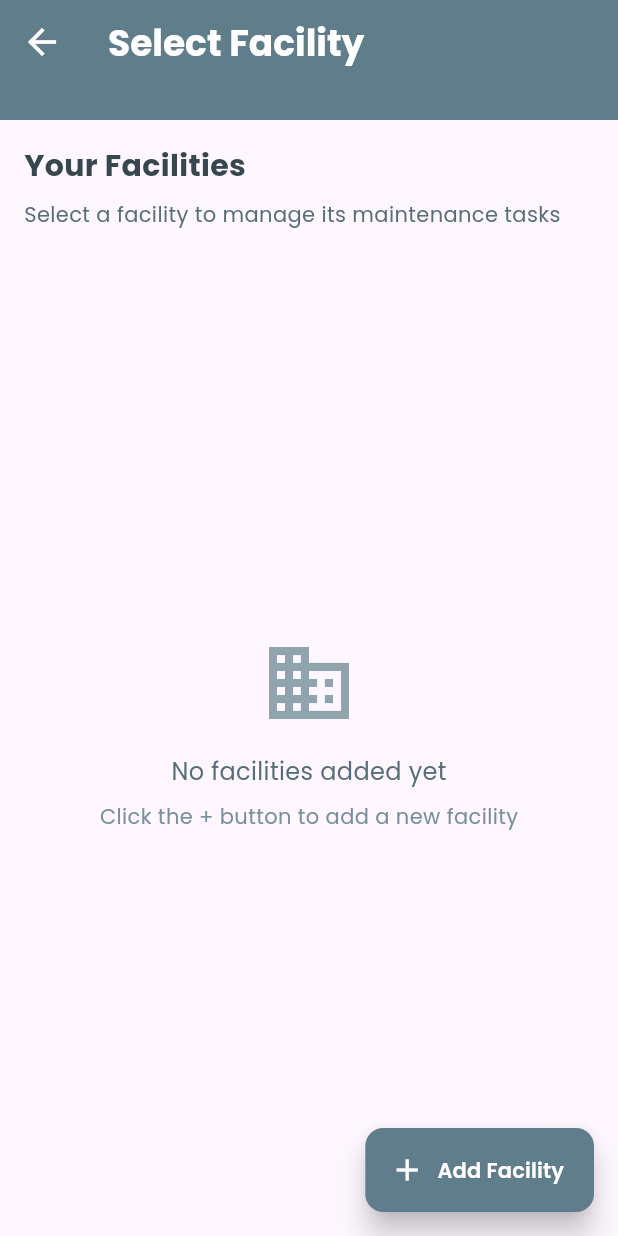
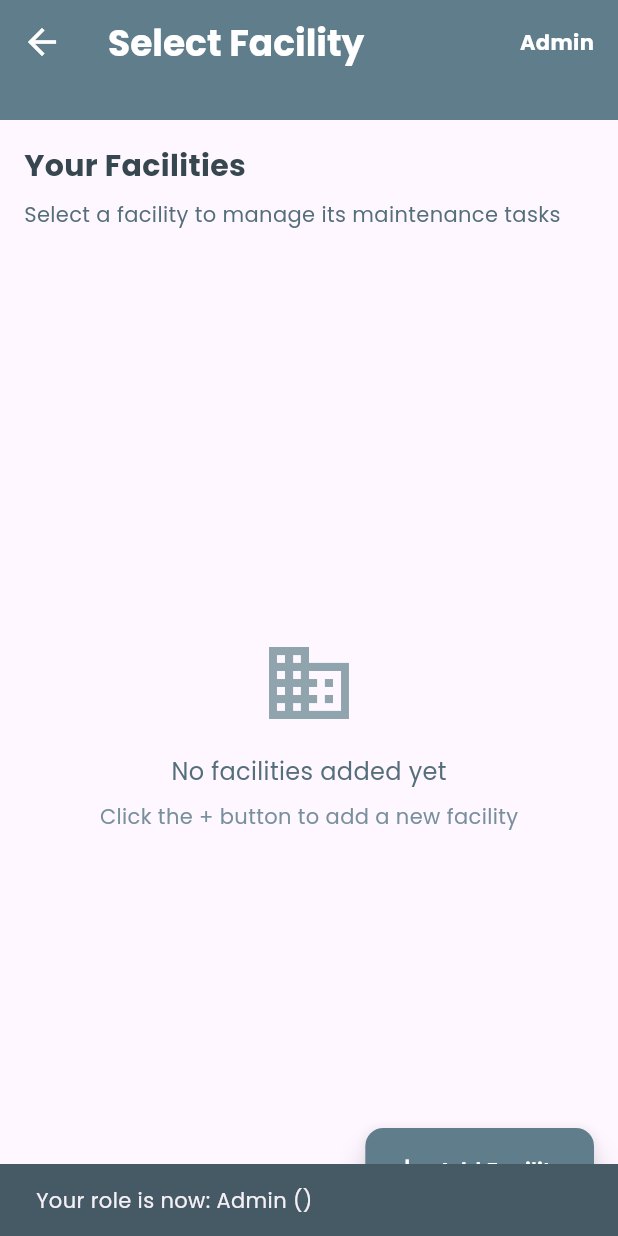
Before and after one commit to Fabrone/Cmms, a Flutter app: the screen it shows after launch, after a tap on "Sign Up", after a tap on "Already have an account? Log In", on a phone screen of 412 x 824 dp. Run offline on Flutter 3.47's test engine with Material 3 defaults, Android fonts, the phone set to English and light mode, and no system bars; our stand-ins replace cloud_firestore, cloud_functions, dio, file_picker, firebase_auth, firebase_core and 10 more; missing offline and left inert: flutter_pdfview; accounts and stored records are empty.

Commit message:
Updating dashboard after solving the Technician error

```diff
--- a/lib/screens/dashboard_screen.dart
+++ b/lib/screens/dashboard_screen.dart
@@ -27,6 +27,9 @@ import 'package:logger/logger.dart';
 import 'package:cmms/authentication/login_screen.dart';
 import 'package:flutter/foundation.dart' show kIsWeb;
 
+// Add this import at the top of the file
+import 'dart:async';
+
 class DashboardScreen extends StatefulWidget {
   final String facilityId;
   final String role;
@@ -41,11 +44,14 @@ class DashboardScreenState extends State<DashboardScreen> {
   final logger = Logger(printer: PrettyPrinter());
   final GlobalKey<ScaffoldMessengerState> _messengerKey = GlobalKey<ScaffoldMessengerState>();
   final GlobalKey<ScaffoldState> _scaffoldKey = GlobalKey<ScaffoldState>();
-  String? _currentRole;
+  String _currentRole = 'User';
   bool _isDeveloper = false;
   String? _selectedFacilityId;
-  String? _organization;
+  String _organization = '-';
   bool _isFacilitySelectionActive = true;
+
+  // Stream subscriptions for role listeners
+  List<StreamSubscription<DocumentSnapshot>> _roleSubscriptions = [];
 
   @override
   void initState() {
@@ -56,245 +62,150 @@ class DashboardScreenState extends State<DashboardScreen> {
     _selectedFacilityId = widget.facilityId.isNotEmpty ? widget.facilityId : null;
     _isFacilitySelectionActive = widget.facilityId.isEmpty;
 
-    _initializeRoleListeners();
+    // Initialize role checking
+    _checkUserRole();
   }
 
-  Future<void> _initializeRoleListeners() async {
+  @override
+  void dispose() {
+    // Cancel all stream subscriptions
+    for (var subscription in _roleSubscriptions) {
+      subscription.cancel();
+    }
+    super.dispose();
+  }
+
+  // Comprehensive role checking system
+  Future<void> _checkUserRole() async {
     final user = FirebaseAuth.instance.currentUser;
     if (user == null) {
       _redirectToLogin('No user logged in');
       return;
     }
 
-    logger.i('Initializing role for UID: ${user.uid}');
+    logger.i('Checking roles for user: ${user.uid}');
 
+    // Cancel any existing subscriptions
+    for (var subscription in _roleSubscriptions) {
+      subscription.cancel();
+    }
+    _roleSubscriptions = [];
+
+    // Set up real-time listeners for all role collections
+    _setupRoleListener('Admins', user.uid);
+    _setupRoleListener('Developers', user.uid);
+    _setupRoleListener('Technicians', user.uid);
+    _setupRoleListener('Users', user.uid);
+
+    // Initial role check
+    await _updateUserRole(user.uid);
+  }
+
+  // Set up a real-time listener for a specific role collection
+  void _setupRoleListener(String collection, String uid) {
+    final stream = FirebaseFirestore.instance
+        .collection(collection)
+        .doc(uid)
+        .snapshots();
+
+    final subscription = stream.listen(
+      (snapshot) {
+        logger.i('Role update detected in $collection for $uid');
+        _updateUserRole(uid);
+      },
+      onError: (error) {
+        logger.e('Error in $collection listener: $error');
+      }
+    );
+
+    _roleSubscriptions.add(subscription);
+  }
+
+  // Comprehensive role update logic
+  Future<void> _updateUserRole(String uid) async {
     try {
-      // Check collections in order of priority
-      final adminDoc = await FirebaseFirestore.instance
-          .collection('Admins')
-          .doc(user.uid)
-          .get();
+      logger.i('Updating user role for $uid');
 
-      final developerDoc = await FirebaseFirestore.instance
-          .collection('Developers')
-          .doc(user.uid)
-          .get();
+      // Get all role documents
+      final adminDoc = await FirebaseFirestore.instance.collection('Admins').doc(uid).get();
+      final developerDoc = await FirebaseFirestore.instance.collection('Developers').doc(uid).get();
+      final technicianDoc = await FirebaseFirestore.instance.collection('Technicians').doc(uid).get();
+      final userDoc = await FirebaseFirestore.instance.collection('Users').doc(uid).get();
 
-      final technicianDoc = await FirebaseFirestore.instance
-          .collection('Technicians')
-          .doc(user.uid)
-          .get();
+      // Determine role based on priority
+      String newRole = 'User';
+      String newOrg = '-';
+      bool isDev = false;
 
-      final userDoc = await FirebaseFirestore.instance
-          .collection('Users')
-          .doc(user.uid)
-          .get();
+      // Log document existence for debugging
+      logger.i('Role documents: Admin=${adminDoc.exists}, Developer=${developerDoc.exists}, Technician=${technicianDoc.exists}, User=${userDoc.exists}');
 
+      if (adminDoc.exists) {
+        // Admin has highest priority
+        newRole = 'Admin';
+        final adminData = adminDoc.data();
+        newOrg = adminData?['organization'] ?? '-';
+        logger.i('User is an Admin for organization: $newOrg');
+      }
+      else if (developerDoc.exists) {
+        // Developer is treated as Technician for JV Almacis
+        newRole = 'Technician';
+        newOrg = 'JV Almacis';
+        isDev = true;
+        logger.i('User is a Developer (treated as Technician) for JV Almacis');
+      }
+      else if (technicianDoc.exists) {
+        // Regular Technician
+        newRole = 'Technician';
+        final techData = technicianDoc.data();
+        newOrg = techData?['organization'] ?? '-';
+        logger.i('User is a Technician for organization: $newOrg');
+      }
+      else if (userDoc.exists) {
+        // Check if user has Technician role in Users collection
+        final userData = userDoc.data();
+        if (userData != null && userData['role'] == 'Technician') {
+          newRole = 'Technician';
+          newOrg = '-';
+          logger.i('User has Technician role in Users collection');
+        } else {
+          newRole = 'User';
+          newOrg = '-';
+          logger.i('User has regular User role');
+        }
+      }
+
+      // Update state if mounted and role has changed
       if (mounted) {
         setState(() {
-          _isDeveloper = developerDoc.exists;
+          _currentRole = newRole;
+          _organization = newOrg;
+          _isDeveloper = isDev;
+        });
 
-          Map<String, dynamic>? userData;
-          Map<String, dynamic>? adminData;
-          Map<String, dynamic>? techData;
+        logger.i('Role updated: $_currentRole, Organization: $_organization, IsDeveloper: $_isDeveloper');
 
-          // Check admin first - highest priority
-          if (adminDoc.exists) {
-            _currentRole = 'Admin';
-            adminData = adminDoc.data();
-            _organization = adminData?['organization'] ?? '-';
-            logger.i('User is an Admin with organization: $_organization');
-          }
-          // Then check if user is BOTH developer AND technician
-          else if (developerDoc.exists && technicianDoc.exists) {
-            _currentRole = 'Technician';
-            techData = technicianDoc.data();
-            _organization = techData?['organization'] ?? 'JV Almacis';
-            logger.i('User is both Developer and Technician with organization: $_organization');
-          }
-          // Then check developer only
-          else if (developerDoc.exists) {
-            _currentRole = 'Technician'; // Developers are treated as Technicians
-            _organization = 'JV Almacis'; // Developers are under JV Almacis
-            logger.i('User is a Developer treated as Technician for JV Almacis');
-          }
-          // Then check regular technician
-          else if (technicianDoc.exists) {
-            _currentRole = 'Technician';
-            techData = technicianDoc.data();
-            _organization = techData?['organization'] ?? '-';
-            logger.i('User is a regular Technician with organization: $_organization');
-          }
-          // Finally check user collection for technician role
-          else if (userDoc.exists) {
-            userData = userDoc.data();
-            if (userData?['role'] == 'Technician') {
-              _currentRole = 'Technician';
-              _organization = '-'; // Default organization for Users collection technicians
-              logger.i('User has Technician role in Users collection with organization: $_organization');
-            } else {
-              _currentRole = 'User';
-              _organization = '-';
-              logger.i('User has default User role');
-            }
-          }
-          // Default to User
-          else {
-            _currentRole = 'User';
-            _organization = '-';
-            logger.i('User has default User role');
-          }
-
-          logger.i(
-            'Initial role set: $_currentRole, Organization: $_organization, IsDeveloper: $_isDeveloper, AdminDoc: ${adminDoc.exists}, TechnicianDoc: ${technicianDoc.exists}, DeveloperDoc: ${developerDoc.exists}, UserRole: ${userDoc.exists ? (userData?['role'] ?? 'N/A') : 'N/A'}',
-          );
-        });
+        // Show notification of role change
+        _messengerKey.currentState?.showSnackBar(
+          SnackBar(
+            content: Text(
+              'Your role is now: $_currentRole${_organization != '-' ? ' ($_organization)' : ''}',
+              style: GoogleFonts.poppins(),
+            ),
+            duration: const Duration(seconds: 3),
+            backgroundColor: Colors.blueGrey[700],
+          ),
+        );
       }
-
-      _listenToRoleChanges(user.uid);
     } catch (e) {
-      logger.e('Error initializing role: $e');
+      logger.e('Error updating user role: $e');
       if (mounted) {
         setState(() {
           _currentRole = 'User';
           _organization = '-';
+          _isDeveloper = false;
         });
       }
-    }
-  }
-
-  void _listenToRoleChanges(String uid) {
-    // Listen to all role collections and update based on priority
-    FirebaseFirestore.instance
-        .collection('Admins')
-        .doc(uid)
-        .snapshots()
-        .listen((adminSnapshot) {
-      _updateRoleFromSnapshots(uid);
-    }, onError: (e) {
-      logger.e('Error listening to Admins role: $e');
-    });
-
-    FirebaseFirestore.instance
-        .collection('Developers')
-        .doc(uid)
-        .snapshots()
-        .listen((developerSnapshot) {
-      _updateRoleFromSnapshots(uid);
-    }, onError: (e) {
-      logger.e('Error listening to Developers role: $e');
-    });
-
-    FirebaseFirestore.instance
-        .collection('Technicians')
-        .doc(uid)
-        .snapshots()
-        .listen((technicianSnapshot) {
-      _updateRoleFromSnapshots(uid);
-    }, onError: (e) {
-      logger.e('Error listening to Technicians role: $e');
-    });
-
-    FirebaseFirestore.instance
-        .collection('Users')
-        .doc(uid)
-        .snapshots()
-        .listen((userSnapshot) {
-      _updateRoleFromSnapshots(uid);
-    }, onError: (e) {
-      logger.e('Error listening to Users role: $e');
-    });
-
-    // Only listen to auth state changes, don't redirect on logout
-    FirebaseAuth.instance.authStateChanges().listen((user) {
-      if (user == null && mounted) {
-        logger.w('User logged out, but not redirecting from dashboard');
-        // Don't automatically redirect - let user navigate manually
-      }
-    });
-  }
-
-  // Centralized method to update role based on all snapshots
-  Future<void> _updateRoleFromSnapshots(String uid) async {
-    if (!mounted) return;
-
-    try {
-      // Get fresh data from all collections
-      final adminDoc = await FirebaseFirestore.instance
-          .collection('Admins')
-          .doc(uid)
-          .get();
-
-      final developerDoc = await FirebaseFirestore.instance
-          .collection('Developers')
-          .doc(uid)
-          .get();
-
-      final technicianDoc = await FirebaseFirestore.instance
-          .collection('Technicians')
-          .doc(uid)
-          .get();
-
-      final userDoc = await FirebaseFirestore.instance
-          .collection('Users')
-          .doc(uid)
-          .get();
-
-      if (mounted) {
-        setState(() {
-          _isDeveloper = developerDoc.exists;
-
-          Map<String, dynamic>? userData;
-          Map<String, dynamic>? adminData;
-          Map<String, dynamic>? techData;
-
-          // Apply role priority logic
-          if (adminDoc.exists) {
-            _currentRole = 'Admin';
-            adminData = adminDoc.data();
-            _organization = adminData?['organization'] ?? '-';
-            logger.i('Role updated to Admin with organization: $_organization');
-          }
-          else if (developerDoc.exists && technicianDoc.exists) {
-            _currentRole = 'Technician';
-            techData = technicianDoc.data();
-            _organization = techData?['organization'] ?? 'JV Almacis';
-            logger.i('Role updated to Developer+Technician with organization: $_organization');
-          }
-          else if (developerDoc.exists) {
-            _currentRole = 'Technician';
-            _organization = 'JV Almacis';
-            logger.i('Role updated to Developer (treated as Technician) for JV Almacis');
-          }
-          else if (technicianDoc.exists) {
-            _currentRole = 'Technician';
-            techData = technicianDoc.data();
-            _organization = techData?['organization'] ?? '-';
-            logger.i('Role updated to regular Technician with organization: $_organization');
-          }
-          else if (userDoc.exists) {
-            userData = userDoc.data();
-            if (userData?['role'] == 'Technician') {
-              _currentRole = 'Technician';
-              _organization = '-';
-              logger.i('Role updated to Technician from Users collection');
-            } else {
-              _currentRole = 'User';
-              _organization = '-';
-              logger.i('Role updated to User');
-            }
-          }
-          else {
-            _currentRole = 'User';
-            _organization = '-';
-            logger.i('Role updated to default User');
-          }
-
-          logger.i('Role update complete: $_currentRole, Organization: $_organization, IsDeveloper: $_isDeveloper');
-        });
-      }
-    } catch (e) {
-      logger.e('Error updating role from snapshots: $e');
     }
   }
 
@@ -507,9 +418,7 @@ class DashboardScreenState extends State<DashboardScreen> {
     },
     'User': {
       '-': [
-        'Facilities', 'Locations', 'Schedule Maintenance', 'Preventive Maintenance',
-        'Reports', 'Price Lists', 'Work on Request', 'Work Orders', 'Equipment Supplied',
-        'Inventory and Parts', 'Billing', 'Settings'
+        'Facilities', 'Settings'
       ],
     },
   };
@@ -518,7 +427,7 @@ class DashboardScreenState extends State<DashboardScreen> {
   Widget build(BuildContext context) {
     final screenWidth = MediaQuery.of(context).size.width;
     final isTabletOrWeb = screenWidth > 600;
-    final displayRole = _currentRole ?? 'User';
+    final displayRole = _currentRole;
     final isFacilitySelected = _selectedFacilityId != null && _selectedFacilityId!.isNotEmpty;
 
     return PopScope(
@@ -576,6 +485,20 @@ class DashboardScreenState extends State<DashboardScreen> {
               ),
               backgroundColor: Colors.blueGrey,
               actions: [
+                // Show role indicator
+                Padding(
+                  padding: const EdgeInsets.only(right: 16.0),
+                  child: Center(
+                    child: Text(
+                      _currentRole,
+                      style: GoogleFonts.poppins(
+                        color: Colors.white,
+                        fontWeight: FontWeight.bold,
+                      ),
+                    ),
+                  ),
+                ),
+                // Admin-specific actions
                 if (_currentRole == 'Admin' && isFacilitySelected)
                   Padding(
                     padding: const EdgeInsets.only(right: 8.0),
@@ -692,6 +615,39 @@ class DashboardScreenState extends State<DashboardScreen> {
       child: Column(
         children: [
           _buildAppIcon(),
+          // Role indicator
+          Container(
+            padding: const EdgeInsets.symmetric(vertical: 8, horizontal: 16),
+            margin: const EdgeInsets.only(bottom: 8),
+            decoration: BoxDecoration(
+              color: Colors.blueGrey[100],
+              borderRadius: BorderRadius.circular(4),
+            ),
+            child: Row(
+              mainAxisAlignment: MainAxisAlignment.center,
+              children: [
+                Icon(
+                  _currentRole == 'Admin'
+                      ? Icons.admin_panel_settings
+                      : _currentRole == 'Technician'
+                          ? Icons.engineering
+                          : Icons.person,
+                  color: Colors.blueGrey[800],
+                ),
+                const SizedBox(width: 8),
+                Expanded(
+                  child: Text(
+                    '$_currentRole${_organization != '-' ? ' ($_organization)' : ''}',
+                    style: GoogleFonts.poppins(
+                      fontWeight: FontWeight.bold,
+                      color: Colors.blueGrey[800],
+                    ),
+                    overflow: TextOverflow.ellipsis,
+                  ),
+                ),
+              ],
+            ),
+          ),
           Expanded(child: ListView(children: _buildMenuItems())),
         ],
       ),
@@ -705,6 +661,39 @@ class DashboardScreenState extends State<DashboardScreen> {
       child: Column(
         children: [
           _buildAppIcon(),
+          // Role indicator
+          Container(
+            padding: const EdgeInsets.symmetric(vertical: 8, horizontal: 16),
+            margin: const EdgeInsets.symmetric(horizontal: 16, vertical: 8),
+            decoration: BoxDecoration(
+              color: Colors.blueGrey[100],
+              borderRadius: BorderRadius.circular(4),
+            ),
+            child: Row(
+              mainAxisAlignment: MainAxisAlignment.center,
+              children: [
+                Icon(
+                  _currentRole == 'Admin'
+                      ? Icons.admin_panel_settings
+                      : _currentRole == 'Technician'
+                          ? Icons.engineering
+                          : Icons.person,
+                  color: Colors.blueGrey[800],
+                ),
+                const SizedBox(width: 8),
+                Expanded(
+                  child: Text(
+                    '$_currentRole${_organization != '-' ? ' ($_organization)' : ''}',
+                    style: GoogleFonts.poppins(
+                      fontWeight: FontWeight.bold,
+                      color: Colors.blueGrey[800],
+                    ),
+                    overflow: TextOverflow.ellipsis,
+                  ),
+                ),
+              ],
+            ),
+          ),
           Expanded(
             child: ListView(
               children: _buildMenuItems(),
@@ -716,11 +705,24 @@ class DashboardScreenState extends State<DashboardScreen> {
   }
 
   List<Widget> _buildMenuItems() {
-    final role = _currentRole ?? 'User';
-    final org = _organization ?? '-';
+    final role = _currentRole;
+    final org = _organization;
 
     // Get menu items based on role and organization
-    final allowedItems = _roleMenuAccess[role]?[org] ?? _roleMenuAccess['User']!['-']!;
+    List<String> allowedItems = [];
+
+    // First check if this specific role+org combination exists
+    if (_roleMenuAccess.containsKey(role) && _roleMenuAccess[role]!.containsKey(org)) {
+      allowedItems = _roleMenuAccess[role]![org]!;
+    }
+    // If not found, try with default org '-'
+    else if (_roleMenuAccess.containsKey(role) && _roleMenuAccess[role]!.containsKey('-')) {
+      allowedItems = _roleMenuAccess[role]!['-']!;
+    }
+    // Fallback to User role with default org
+    else {
+      allowedItems = _roleMenuAccess['User']!['-']!;
+    }
 
     logger.i('Building menu items for role: $role, organization: $org, allowed items: ${allowedItems.length}');
 
@@ -743,7 +745,7 @@ class DashboardScreenState extends State<DashboardScreen> {
           ListTile(
             leading: Icon(icon, color: Colors.blueGrey),
             title: Text(title, style: GoogleFonts.poppins()),
-            onTap: _resetFacilitySelection,
+            onTap: _refreshFacilitiesView,
           ),
         );
         continue;
@@ -801,8 +803,8 @@ class DashboardScreenState extends State<DashboardScreen> {
       return;
     }
 
-    final role = _currentRole ?? 'User';
-    if (role == 'User') {
+    // Special handling for Settings - always accessible
+    if (title != 'Settings' && title != 'Facilities' && _currentRole == 'User') {
       _messengerKey.currentState?.showSnackBar(
         SnackBar(
           content: Text("Wait for Admin's role assignment to utilize the features", style: GoogleFonts.poppins()),
@@ -844,7 +846,7 @@ class DashboardScreenState extends State<DashboardScreen> {
           'KPIs': () => KpiScreen(facilityId: _selectedFacilityId!),
           'Report': () => ReportScreen(facilityId: _selectedFacilityId!),
           'Settings': () => SettingsScreen(facilityId: _selectedFacilityId!),
-          'Billing': () => BillingScreen(facilityId: _selectedFacilityId!, userRole: _currentRole ?? 'User'),
+          'Billing': () => BillingScreen(facilityId: _selectedFacilityId!, userRole: _currentRole),
         };
 
         final screenBuilder = screenMap[title];
```
